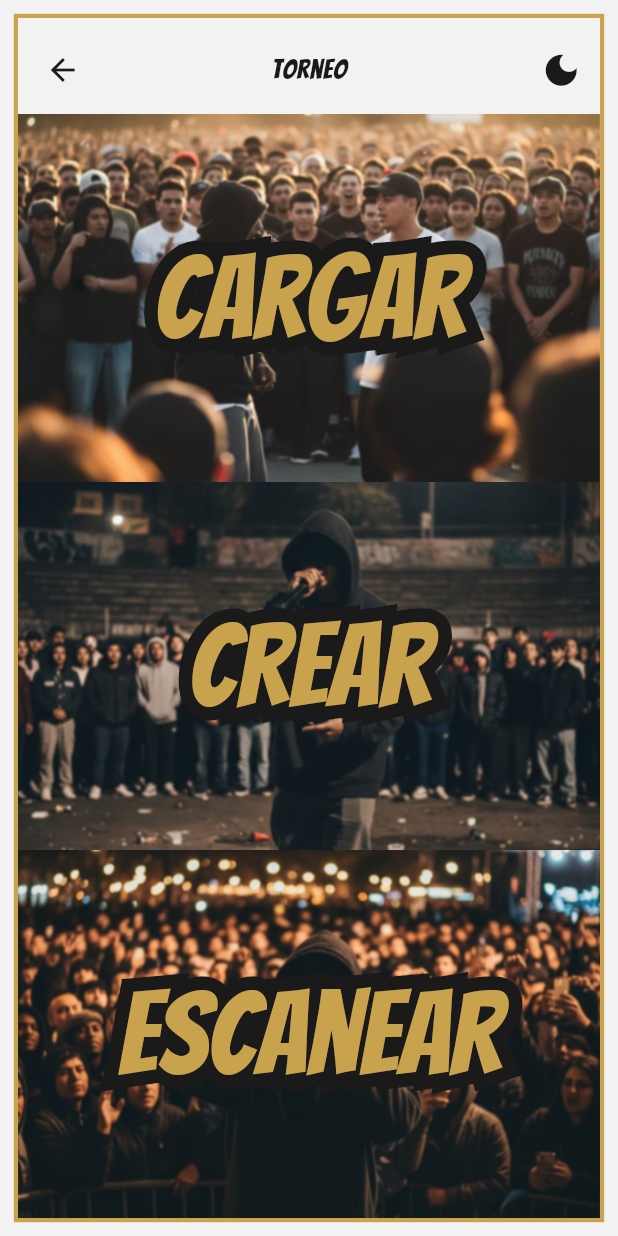
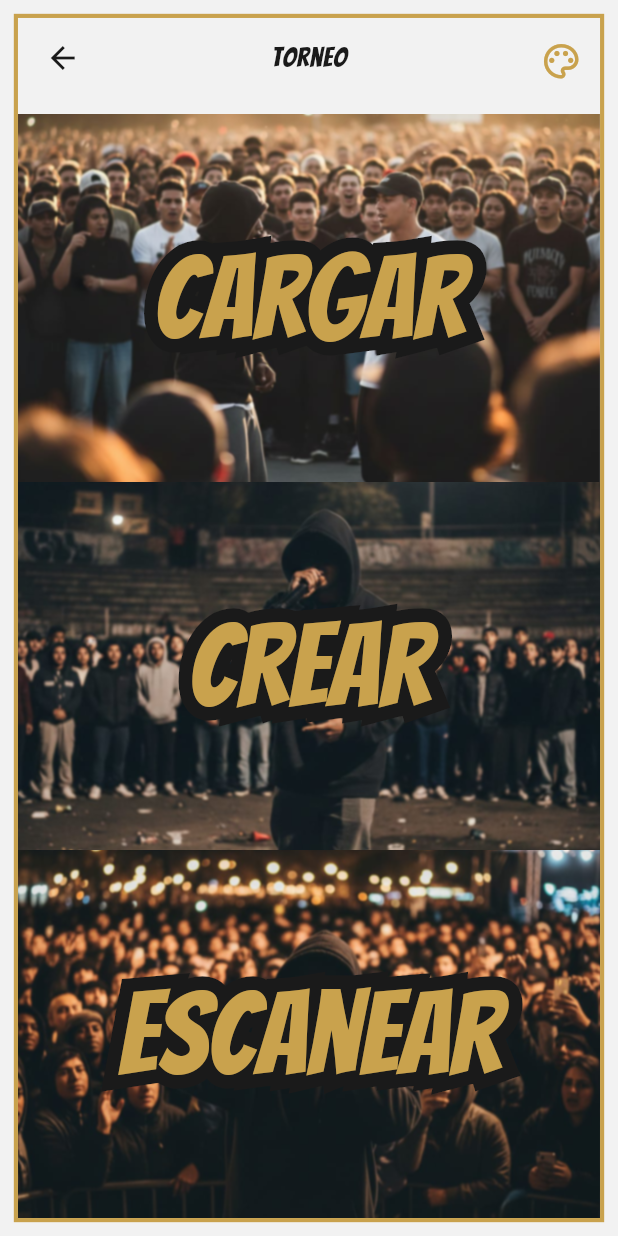
Before and after one commit to Marco-Antonio-Gonzalez-Arias/Tournament-App-Cuarta-Ruta, a Flutter app: the screen it shows after launch, after a tap on "Torneo", on a phone screen of 412 x 824 dp. Run offline on Flutter 3.47's test engine with Material 3 defaults, Android fonts, the phone set to English and light mode, and no system bars; our stand-ins replace shared_preferences.

Commit message:
Tema predeterminado del sistema

```diff
--- a/lib/core/config/theme/app_theme.dart
+++ b/lib/core/config/theme/app_theme.dart
@@ -34,6 +34,8 @@ class AppTheme {
         foregroundColor: textColor,
         elevation: 0,
       ),
+      splashColor: AppColors.primaryGold.withAlpha(12),
+      highlightColor: AppColors.primaryGold.withAlpha(10),
     );
   }
 
--- a/lib/core/providers/theme_provider.dart
+++ b/lib/core/providers/theme_provider.dart
@@ -1,24 +1,34 @@
 import 'package:flutter/material.dart';
 import 'package:shared_preferences/shared_preferences.dart';
 
+enum ThemeModeOption { system, light, dark }
+
 class ThemeProvider extends ChangeNotifier {
-  bool _isDarkMode = false;
-  bool get isDarkMode => _isDarkMode;
+  ThemeModeOption _themeMode = ThemeModeOption.system;
+  ThemeModeOption get themeMode => _themeMode;
 
   ThemeProvider() {
     _loadTheme();
   }
 
+  bool isDarkMode(BuildContext context) {
+    if (_themeMode == ThemeModeOption.system) {
+      return MediaQuery.platformBrightnessOf(context) == Brightness.dark;
+    }
+    return _themeMode == ThemeModeOption.dark;
+  }
+
   Future<void> _loadTheme() async {
     final prefs = await SharedPreferences.getInstance();
-    _isDarkMode = prefs.getBool('isDarkMode') ?? false;
+    final index = prefs.getInt('themeMode') ?? 0;
+    _themeMode = ThemeModeOption.values[index];
     notifyListeners();
   }
 
-  void toggleTheme() async {
-    _isDarkMode = !_isDarkMode;
+  void setThemeMode(ThemeModeOption option) async {
+    _themeMode = option;
     notifyListeners();
     final prefs = await SharedPreferences.getInstance();
-    await prefs.setBool('isDarkMode', _isDarkMode);
+    await prefs.setInt('themeMode', option.index);
   }
 }
--- a/lib/core/widgets/app_bar.dart
+++ b/lib/core/widgets/app_bar/app_bar.dart
@@ -1,4 +1,5 @@
 import 'package:cuarta_ruta_app/core/providers/theme_provider.dart';
+import 'package:cuarta_ruta_app/core/widgets/app_bar/widgets/theme_selector_menu.dart';
 import 'package:flutter/material.dart';
 import 'package:cuarta_ruta_app/core/utils/responsive.dart';
 import 'package:provider/provider.dart';
@@ -6,10 +7,7 @@ import 'package:provider/provider.dart';
 class MyAppBar extends StatelessWidget implements PreferredSizeWidget {
   final String? _title;
 
-  const MyAppBar({
-    super.key,
-    String? title,
-  }) : _title = title;
+  const MyAppBar({super.key, String? title}) : _title = title;
 
   @override
   Widget build(BuildContext context) {
@@ -17,24 +15,16 @@ class MyAppBar extends StatelessWidget implements PreferredSizeWidget {
     final responsive = Responsive.of(context);
 
     return Padding(
-      padding: EdgeInsets.only(
-        top: responsive.dp(2),
-        left: responsive.dp(1.5),
-        right: responsive.dp(1.5),
+      padding: EdgeInsets.symmetric(
+        vertical: responsive.dp(2),
+        horizontal: responsive.dp(1.5),
       ),
       child: AppBar(
-        // Si _title es nulo, usa el por defecto
         title: Text(
           _title ?? "Votación de batallas de rap",
           style: Theme.of(context).textTheme.labelMedium,
         ),
-        actions: [
-          IconButton(
-            icon: Icon(themeProvider.isDarkMode ? Icons.light_mode : Icons.dark_mode),
-            iconSize: responsive.dp(3),
-            onPressed: themeProvider.toggleTheme,
-          )
-        ],
+        actions: [ThemeSelectorMenu(themeProvider: themeProvider)],
         centerTitle: true,
       ),
     );
--- /dev/null
+++ b/lib/core/widgets/app_bar/widgets/theme_selector_menu.dart
@@ -0,0 +1,60 @@
+import 'package:flutter/material.dart';
+import 'package:cuarta_ruta_app/core/config/theme/app_colors.dart';
+import 'package:cuarta_ruta_app/core/providers/theme_provider.dart';
+import 'package:cuarta_ruta_app/core/utils/responsive.dart';
+
+class ThemeSelectorMenu extends StatelessWidget {
+  final ThemeProvider themeProvider;
+
+  const ThemeSelectorMenu({super.key, required this.themeProvider});
+
+  @override
+  Widget build(BuildContext context) {
+    final responsive = Responsive.of(context);
+    final isDark = themeProvider.isDarkMode(context);
+
+    return PopupMenuButton<ThemeModeOption>(
+      color: isDark ? AppColors.backgroundBlack : AppColors.primaryWhite,
+      constraints: BoxConstraints(
+        minWidth: responsive.dp(18),
+        maxWidth: responsive.dp(22),
+      ),
+      tooltip: '',
+      icon: Icon(
+        Icons.palette_outlined,
+        size: responsive.dp(3),
+        color: AppColors.primaryGold,
+      ),
+      onSelected: themeProvider.setThemeMode,
+      itemBuilder: (context) => [
+        _buildMenuItem(ThemeModeOption.system, 'Predeterminado del sistema', context),
+        _buildMenuItem(ThemeModeOption.light, 'Modo claro', context),
+        _buildMenuItem(ThemeModeOption.dark, 'Modo oscuro', context),
+      ],
+    );
+  }
+
+  PopupMenuItem<ThemeModeOption> _buildMenuItem(
+    ThemeModeOption value,
+    String text,
+    BuildContext context,
+  ) {
+    final isSelected = value == themeProvider.themeMode;
+
+    return PopupMenuItem(
+      value: value,
+      child: Row(
+        mainAxisAlignment: MainAxisAlignment.end,
+        children: [
+          Text(
+            text,
+            style: Theme.of(context).textTheme.labelSmall?.copyWith(
+                  fontWeight: isSelected ? FontWeight.bold : FontWeight.normal,
+                  color: isSelected ? AppColors.primaryGold : null,
+                ),
+          ),
+        ],
+      ),
+    );
+  }
+}
--- a/lib/main.dart
+++ b/lib/main.dart
@@ -34,7 +34,7 @@ class MainApp extends StatelessWidget {
     return MaterialApp(
       debugShowCheckedModeBanner: false,
       theme: AppTheme(
-        isDarkMode: themeProvider.isDarkMode,
+        isDarkMode: themeProvider.isDarkMode(context),
         responsive: responsive,
       ).theme(),
       builder: (context, child) => BorderDecorator(child: child!),
--- a/lib/screens/home.dart
+++ b/lib/screens/home.dart
@@ -1,4 +1,4 @@
-import 'package:cuarta_ruta_app/core/widgets/app_bar.dart';
+import 'package:cuarta_ruta_app/core/widgets/app_bar/app_bar.dart';
 import 'package:flutter/material.dart';
 import 'package:cuarta_ruta_app/core/utils/responsive.dart';
 import 'package:cuarta_ruta_app/core/widgets/button.dart';
--- a/lib/screens/tournament/tournament.dart
+++ b/lib/screens/tournament/tournament.dart
@@ -1,6 +1,6 @@
 import 'package:cuarta_ruta_app/core/utils/responsive.dart';
 import 'package:flutter/material.dart';
-import 'package:cuarta_ruta_app/core/widgets/app_bar.dart';
+import 'package:cuarta_ruta_app/core/widgets/app_bar/app_bar.dart';
 import 'package:cuarta_ruta_app/screens/tournament/widgets/tournament_option.dart';
 
 class Tournament extends StatelessWidget {
--- a/lib/screens/tournament/widgets/tournament_option.dart
+++ b/lib/screens/tournament/widgets/tournament_option.dart
@@ -46,8 +46,6 @@ class TournamentOption extends StatelessWidget {
                 color: Colors.transparent,
                 child: InkWell(
                   onTap: _onTap,
-                  splashColor: AppColors.primaryGold.withValues(alpha: 0.12),
-                  highlightColor: AppColors.primaryGold.withValues(alpha: 0.1),
                 ),
               ),
             ],
```
Lines whose indentation alone changed are shown as unchanged.
